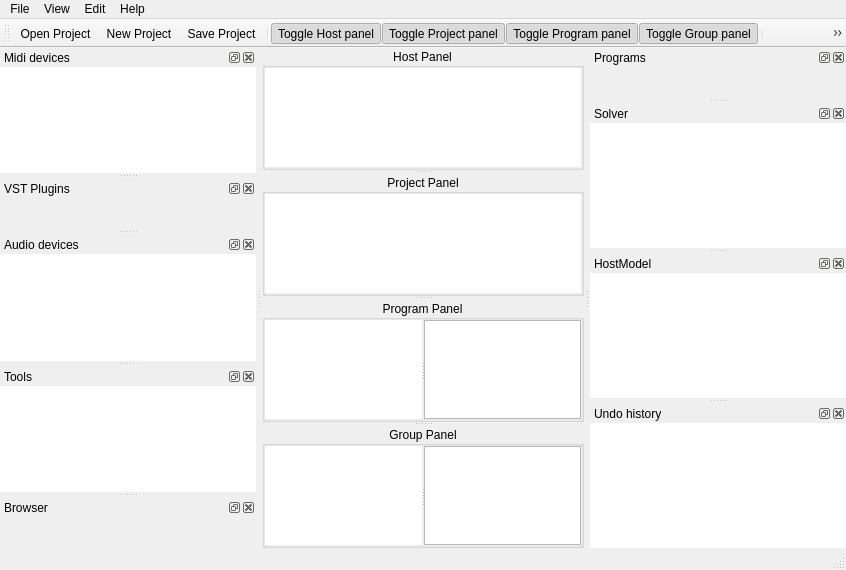
This is src/common/mainwindow.ui in CtrlBrk/vstboard as Qt 5 draws it before an edit. The edited form follows.
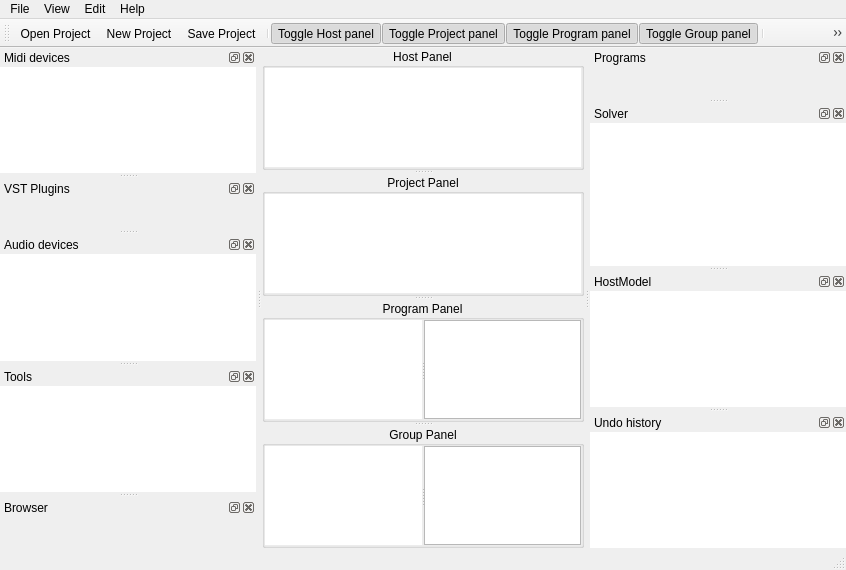
This is the edited form. Icons and pictures are not drawn. Custom widgets are drawn as their Qt base class.

Commit message: solver map recent files obj parking

Diff of the .ui file:
```diff
--- a/src/common/mainwindow.ui
+++ b/src/common/mainwindow.ui
@@ -639,7 +639,7 @@
    <property name="minimumSize">
     <size>
      <width>80</width>
-     <height>91</height>
+     <height>162</height>
     </size>
    </property>
    <property name="windowTitle">
@@ -657,31 +657,16 @@
       <number>0</number>
      </property>
      <item>
-      <widget class="QTableView" name="solverView">
-       <property name="sizePolicy">
-        <sizepolicy hsizetype="Ignored" vsizetype="Preferred">
-         <horstretch>0</horstretch>
-         <verstretch>0</verstretch>
-        </sizepolicy>
+      <widget class="QTableWidget" name="solverView">
+       <property name="acceptDrops">
+        <bool>false</bool>
        </property>
        <property name="frameShape">
         <enum>QFrame::NoFrame</enum>
        </property>
-       <property name="editTriggers">
-        <set>QAbstractItemView::NoEditTriggers</set>
-       </property>
-       <property name="showDropIndicator" stdset="0">
+       <attribute name="verticalHeaderVisible">
         <bool>false</bool>
-       </property>
-       <property name="alternatingRowColors">
-        <bool>true</bool>
-       </property>
-       <property name="selectionMode">
-        <enum>QAbstractItemView::NoSelection</enum>
-       </property>
-       <property name="cornerButtonEnabled">
-        <bool>false</bool>
-       </property>
+       </attribute>
       </widget>
      </item>
     </layout>
```
The commit also changes 22 other files.
